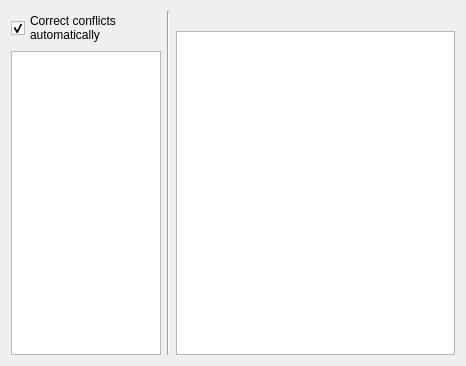
Old version of the form wizard/ui/module_select.ui in the repository imby/STM32VLDiscovery_BeRTOS.
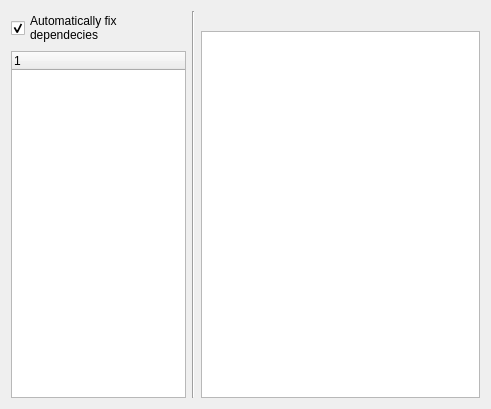
New version of the form.

Commit message: Divide into categories the modules in the module selection page

What changed in the file:
```diff
--- a/wizard/ui/module_select.ui
+++ b/wizard/ui/module_select.ui
@@ -5,8 +5,8 @@
    <rect>
     <x>0</x>
     <y>0</y>
-    <width>466</width>
-    <height>366</height>
+    <width>491</width>
+    <height>409</height>
    </rect>
   </property>
   <property name="sizePolicy" >
@@ -25,19 +25,19 @@
       <widget class="QCheckBox" name="automaticFix" >
        <property name="minimumSize" >
         <size>
-         <width>150</width>
+         <width>175</width>
          <height>0</height>
         </size>
        </property>
        <property name="maximumSize" >
         <size>
-         <width>150</width>
+         <width>175</width>
          <height>16777215</height>
         </size>
        </property>
        <property name="text" >
-        <string>Correct conflicts
-automatically</string>
+        <string>Automatically fix
+dependecies</string>
        </property>
        <property name="checked" >
         <bool>true</bool>
@@ -45,31 +45,24 @@
       </widget>
      </item>
      <item>
-      <widget class="QTableWidget" name="moduleTable" >
+      <widget class="QTreeWidget" name="moduleTree" >
        <property name="minimumSize" >
         <size>
-         <width>150</width>
+         <width>175</width>
          <height>0</height>
         </size>
        </property>
        <property name="maximumSize" >
         <size>
-         <width>150</width>
+         <width>175</width>
          <height>16777215</height>
         </size>
        </property>
-       <property name="editTriggers" >
-        <set>QAbstractItemView::NoEditTriggers</set>
-       </property>
-       <property name="selectionMode" >
-        <enum>QAbstractItemView::SingleSelection</enum>
-       </property>
-       <property name="selectionBehavior" >
-        <enum>QAbstractItemView::SelectRows</enum>
-       </property>
-       <property name="showGrid" >
-        <bool>false</bool>
-       </property>
+       <column>
+        <property name="text" >
+         <string>1</string>
+        </property>
+       </column>
       </widget>
      </item>
     </layout>
@@ -106,7 +99,7 @@
         <enum>QAbstractItemView::SelectRows</enum>
        </property>
        <property name="showGrid" >
-        <bool>false</bool>
+        <bool>true</bool>
        </property>
       </widget>
      </item>
```
The commit also changes 1 other file.
